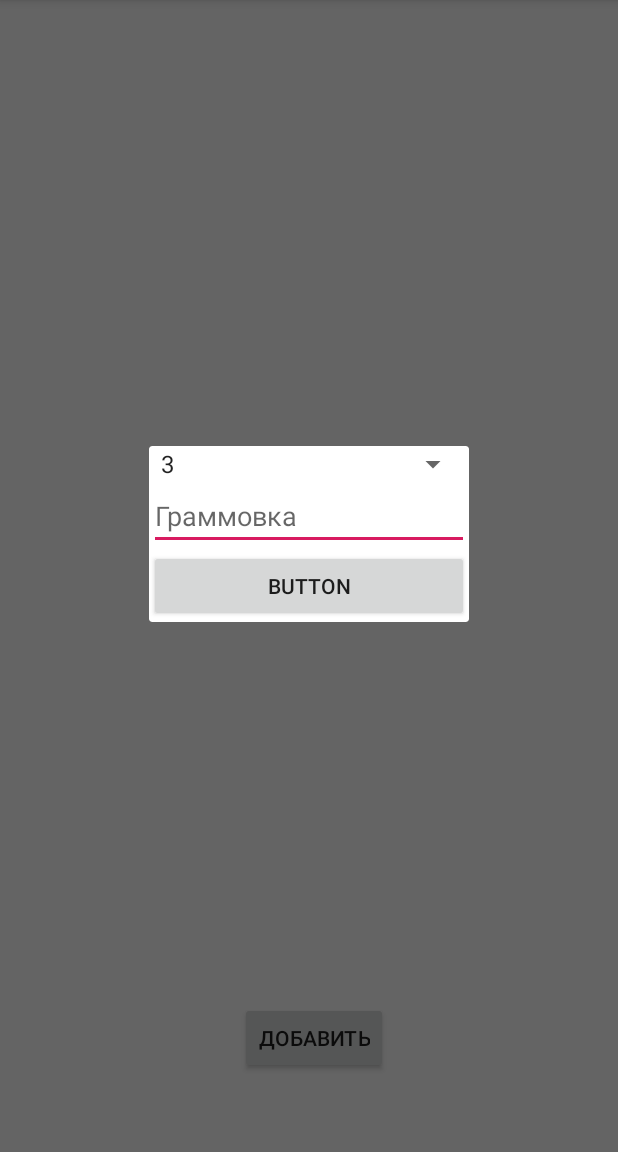
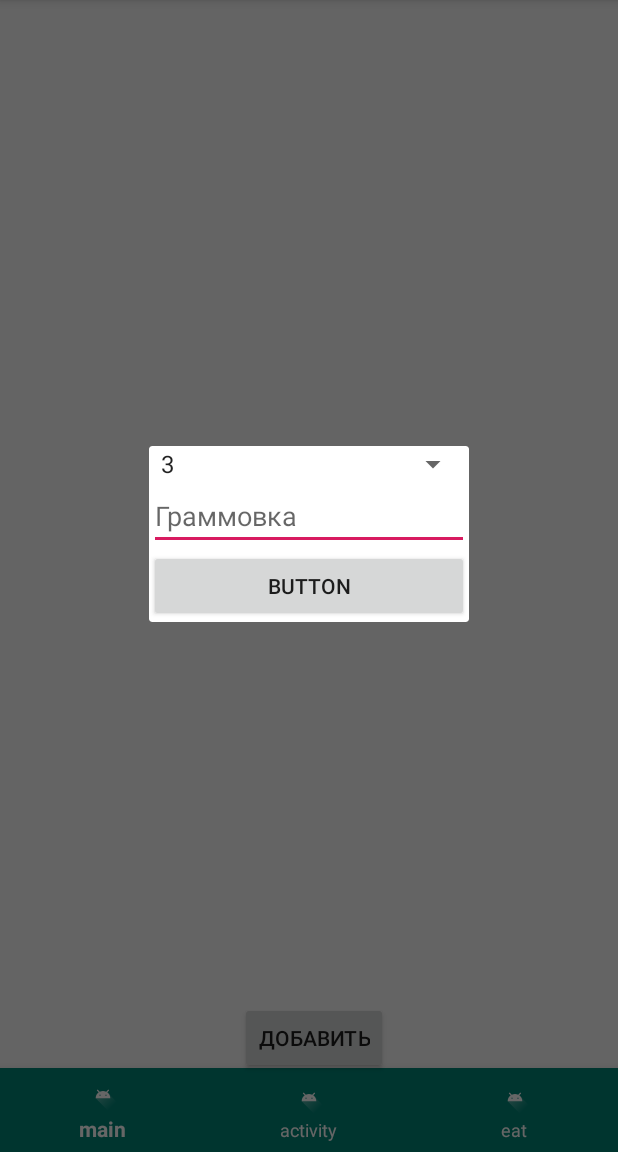
Before and after one commit to kononendima/diplom, an Android app: the EatList screen opened directly, with no data from a screen before it, after a tap on "ДОБАВИТЬ", on a phone screen of 412 x 824 dp, the part 84-1236 px from its top. Run offline under Robolectric (Android 15) with nearby library versions, the phone set to English and light mode, and no system bars.

Commit message:
Добавил много всего

```diff
--- a/app/src/main/AndroidManifest.xml
+++ b/app/src/main/AndroidManifest.xml
@@ -9,7 +9,8 @@
         android:roundIcon="@mipmap/ic_launcher_round"
         android:supportsRtl="true"
         android:theme="@style/AppTheme">
-        <activity android:name=".EatList"></activity>
+        <activity android:name=".ActivityList"></activity>
+        <activity android:name=".eatlist.EatList" />
         <activity android:name=".MainActivity">
             <intent-filter>
                 <action android:name="android.intent.action.MAIN" />
--- a/app/src/main/java/com/example/fitass/BottomBar.java
+++ b/app/src/main/java/com/example/fitass/BottomBar.java
@@ -2,32 +2,41 @@ package com.example.fitass;
 
 import android.content.Context;
 import android.content.Intent;
+import android.view.MenuItem;
+import android.view.View;
+import android.widget.Button;
 
 import androidx.annotation.NonNull;
 
+import com.example.fitass.eatlist.EatList;
 import com.google.android.material.bottomnavigation.BottomNavigationView;
 
 public class BottomBar {
-        Context mContext;
-    public void Buttom(Context context) {
-        mContext=context;
+    BottomNavigationView navigation;
+    Context context;
+    View view;
+    Intent b;
+        Button button;
+    public BottomBar(BottomNavigationView navigation, Context context) {
+        this.navigation = navigation;
+        this.context = context;
     }
 
-    BottomNavigationView navigation = (BottomNavigationView) findViewById(R.id.bottom_navigation);
-        navigation.setOnNavigationItemSelectedListener(new BottomNavigationView.OnNavigationItemSelectedListener()
-
-    {
+    public void Buttom() {
+        navigation.setOnNavigationItemSelectedListener(new BottomNavigationView.OnNavigationItemSelectedListener() {
             @Override
-        public boolean onNavigationItemSelected (@NonNull MenuItem item){
+            public boolean onNavigationItemSelected(@NonNull MenuItem item) {
                 switch (item.getItemId()) {
                     case R.id.ic_main:
                         break;
                     case R.id.ic_activity:
-
+                        b=new Intent(context,ActivityList.class);
+                        context.startActivity(b);
                         break;
                     case R.id.ic_eat:
-                Intent b = new Intent(MainActivity.this, EatList.class);
-                startActivity(b);
+
+                        b = new Intent(context, EatList.class);
+                        context.startActivity(b);
                         break;
                 }
 
--- a/app/src/main/java/com/example/fitass/DataBaseHelper.java
+++ b/app/src/main/java/com/example/fitass/DataBaseHelper.java
@@ -3,6 +3,8 @@ package com.example.fitass;
 import android.content.Context;
 import android.database.sqlite.SQLiteDatabase;
 import android.database.sqlite.SQLiteOpenHelper;
+
+import com.example.fitass.eatlist.EatItem;
 
 public class DataBaseHelper extends SQLiteOpenHelper {
     static final int VERSION=1;
--- a/app/src/main/java/com/example/fitass/EatCursorWrapper.java
+++ b/app/src/main/java/com/example/fitass/eatlist/EatCursorWrapper.java
@@ -1,4 +1,4 @@
-package com.example.fitass;
+package com.example.fitass.eatlist;
 
 import android.database.Cursor;
 import android.database.CursorWrapper;
--- a/app/src/main/java/com/example/fitass/EatItem.java
+++ b/app/src/main/java/com/example/fitass/eatlist/EatItem.java
@@ -1,4 +1,4 @@
-package com.example.fitass;
+package com.example.fitass.eatlist;
 
 import java.util.ArrayList;
 import java.util.Date;
--- a/app/src/main/java/com/example/fitass/EatItemManager.java
+++ b/app/src/main/java/com/example/fitass/eatlist/EatItemManager.java
@@ -1,9 +1,11 @@
-package com.example.fitass;
+package com.example.fitass.eatlist;
 
 import android.content.ContentValues;
 import android.content.Context;
 import android.database.Cursor;
 import android.database.sqlite.SQLiteDatabase;
+
+import com.example.fitass.DataBaseHelper;
 
 import java.util.ArrayList;
 import java.util.List;
--- a/app/src/main/java/com/example/fitass/EatList.java
+++ b/app/src/main/java/com/example/fitass/eatlist/EatList.java
@@ -1,9 +1,10 @@
-package com.example.fitass;
+package com.example.fitass.eatlist;
+//import android.support.v7.app.AppCompatActivity;
+import android.os.Bundle;
 
+import java.util.List;
 import androidx.appcompat.app.AppCompatActivity;
 import androidx.recyclerview.widget.RecyclerView;
-
-import android.os.Bundle;
 
 
 import android.app.Dialog;
@@ -15,9 +16,12 @@ import android.widget.EditText;
 import android.widget.Spinner;
 import android.widget.Toast;
 
+import com.example.fitass.BottomBar;
+import com.example.fitass.R;
+import com.google.android.material.bottomnavigation.BottomNavigationView;
+
 import java.util.ArrayList;
 import java.util.Date;
-import java.util.List;
 
 public class EatList extends AppCompatActivity implements View.OnClickListener {
 
@@ -32,7 +36,9 @@ public class EatList extends AppCompatActivity implements View.OnClickListener {
     protected void onCreate(Bundle savedInstanceState) {
         super.onCreate(savedInstanceState);
         setContentView(R.layout.activity_eat_list);
-
+        BottomNavigationView navigation1 = (BottomNavigationView) findViewById(R.id.bottom_navigation);
+        BottomBar bottomBarEat=new BottomBar(navigation1,this);
+        bottomBarEat.Buttom();
 
 
         Button btnAdd=(Button)findViewById(R.id.activity_eat_list_btnAdd);
--- a/app/src/main/java/com/example/fitass/EatListAdapter.java
+++ b/app/src/main/java/com/example/fitass/eatlist/EatListAdapter.java
@@ -1,13 +1,14 @@
-package com.example.fitass;
+package com.example.fitass.eatlist;
 
 import android.content.Context;
 import android.view.LayoutInflater;
 import android.view.View;
 import android.view.ViewGroup;
-import android.widget.ImageView;
 import android.widget.TextView;
 
 import androidx.recyclerview.widget.RecyclerView;
+
+import com.example.fitass.R;
 
 import java.util.List;
 
--- a/app/src/main/res/layout/activity_eat_list.xml
+++ b/app/src/main/res/layout/activity_eat_list.xml
@@ -4,7 +4,7 @@
     xmlns:tools="http://schemas.android.com/tools"
     android:layout_width="match_parent"
     android:layout_height="match_parent"
-    tools:context=".EatList">
+    tools:context=".eatlist.EatList">
 
     <androidx.recyclerview.widget.RecyclerView
         android:id="@+id/activity_eat_list_recyclerView"
@@ -26,5 +26,19 @@
         android:text="Добавить"
         app:layout_constraintBottom_toBottomOf="parent"
         app:layout_constraintStart_toStartOf="parent" />
-
+    <FrameLayout
+        android:layout_width="match_parent"
+        android:layout_height="match_parent"
+        android:id="@+id/container">
+    <com.google.android.material.bottomnavigation.BottomNavigationView
+        android:id="@+id/bottom_navigation"
+        android:layout_width="match_parent"
+        android:layout_height="wrap_content"
+        android:layout_gravity="bottom"
+        android:background="@color/colorPrimary"
+        app:itemIconTint="@color/White"
+        app:itemTextColor="@color/White"
+        app:menu="@menu/bottom_navigation_menu"
+        />
+    </FrameLayout>
 </androidx.constraintlayout.widget.ConstraintLayout>
```
Also changed, not shown: app/build.gradle (+8 -1 lines), app/src/main/java/com/example/fitass/ActivityList.java (added, +65 -0 lines), app/src/main/java/com/example/fitass/JsonPlaceHolder.java (added, +12 -0 lines), app/src/main/java/com/example/fitass/MainActivity.java (+2 -17 lines), app/src/main/java/com/example/fitass/MyRetrofit.java (added, +15 -0 lines), app/src/main/java/com/example/fitass/Post.java (added, +30 -0 lines), app/src/main/res/layout/activity_list.xml (added, +20 -0 lines). Lines whose indentation alone changed are shown as unchanged.
